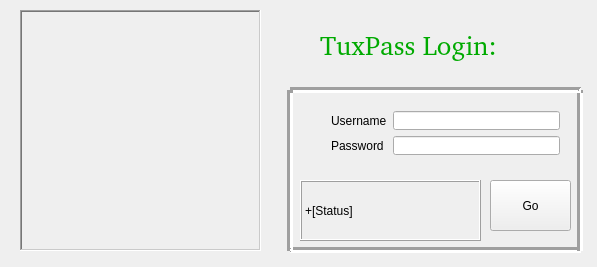
Qt form login.ui (hrshadhin/TuxPass) before a commit.
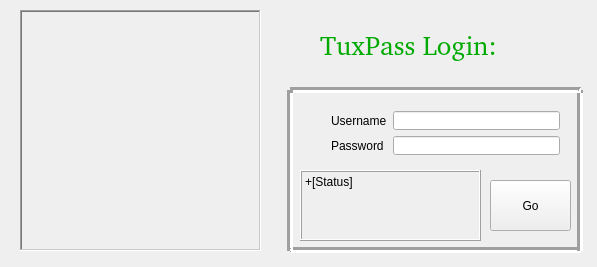
The same form after that commit. Icons and pictures are not drawn.

Patch:
```diff
--- a/login.ui
+++ b/login.ui
@@ -112,9 +112,9 @@
     <property name="geometry">
      <rect>
       <x>300</x>
-      <y>180</y>
+      <y>170</y>
       <width>181</width>
-      <height>61</height>
+      <height>71</height>
      </rect>
     </property>
     <property name="frameShape">
@@ -126,6 +126,12 @@
     <property name="text">
      <string>+[Status]</string>
     </property>
+    <property name="textFormat">
+     <enum>Qt::AutoText</enum>
+    </property>
+    <property name="alignment">
+     <set>Qt::AlignLeading|Qt::AlignLeft|Qt::AlignTop</set>
+    </property>
    </widget>
    <widget class="QPushButton" name="pushButton">
     <property name="geometry">
```
